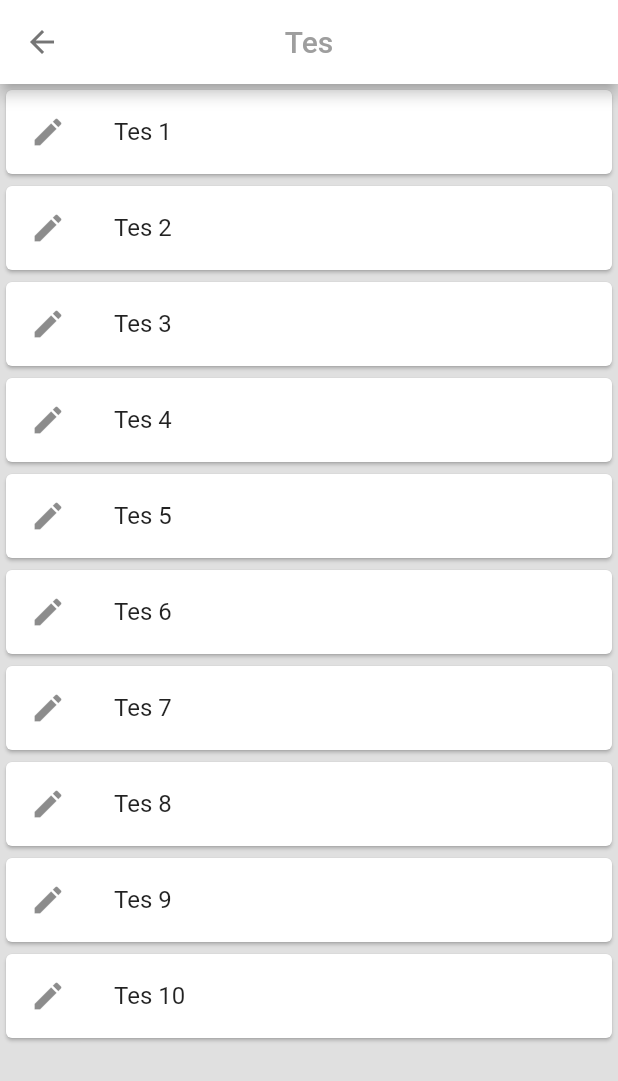
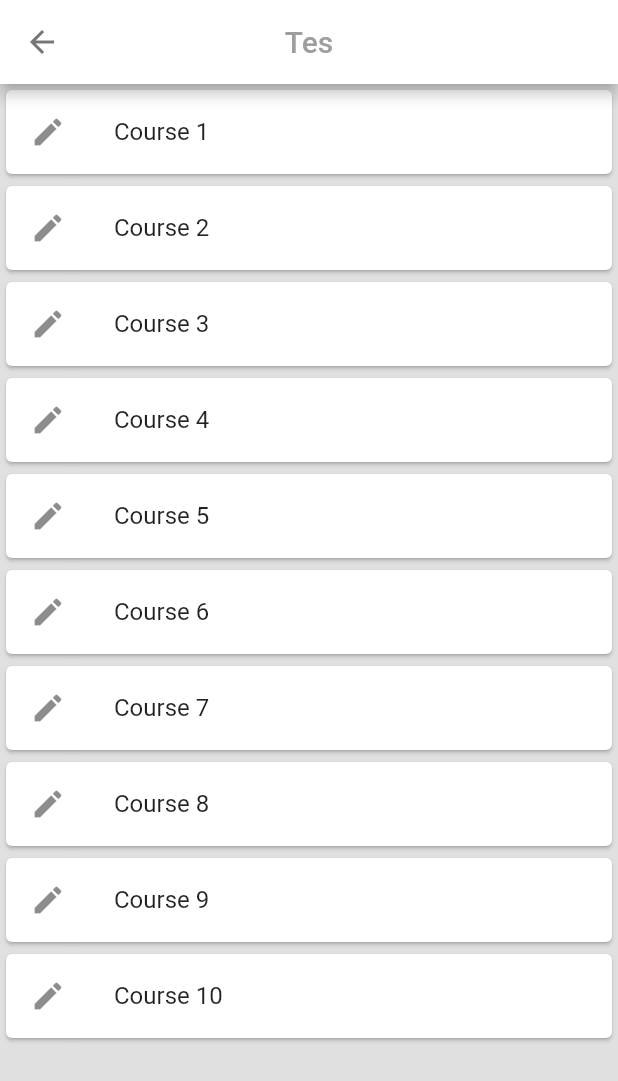
Before and after one commit to kuuhaku86/eco_quiz, a Flutter app: the screen it shows after launch, after a tap on "Tes", on a phone screen of 412 x 824 dp. Shown: the top 1081 px of the screen. Run offline on Flutter 3.47's test engine with Material 2 defaults, Android fonts, the phone set to English and light mode, and no system bars; our stand-ins replace video_player.

Commit message:
Much changes

```diff
--- a/lib/screens/home/home_page.dart
+++ b/lib/screens/home/home_page.dart
@@ -14,9 +14,9 @@ class HomePage extends StatelessWidget {
       appBar:appBar(context,"EkoQuiz",false),
       body: ListView(
         children: <Widget>[
-          menuButton(0.3, "Pembelajaran", "/menu_pembelajaran", Colors.yellow[600], Icons.desktop_windows, context),
-          menuButton(0.3, "Tes", "/daftar_tes", Colors.greenAccent[400],Icons.edit, context),
-          menuButton(0.3, "Hasil", "/hasil", Colors.red[600],Icons.content_paste, context),
+          menuButton(0.3, "Pembelajaran", "/menu_pembelajaran", Icons.desktop_windows,'assets/img/1.jpg', context),
+          menuButton(0.3, "Tes", "/daftar_tes", Icons.edit,'assets/img/2.jpg', context),
+          menuButton(0.3, "Hasil", "/hasil", Icons.content_paste,'assets/img/3.jpeg', context),
         ],
       ),
     );
--- a/lib/screens/tes/daftar_tes/daftar_tes_page.dart
+++ b/lib/screens/tes/daftar_tes/daftar_tes_page.dart
@@ -12,16 +12,16 @@ class DaftarTes extends StatefulWidget {
 
 class _DaftarTesState extends State<DaftarTes> {
     List<ListClass> list = [
-    ListClass(name: "Tes 1", route: "/tes", icon: Icons.edit, videoNum: 0),
-    ListClass(name: "Tes 2", route: "/tes", icon: Icons.edit, videoNum: 0),
-    ListClass(name: "Tes 3", route: "/tes", icon: Icons.edit, videoNum: 0),
-    ListClass(name: "Tes 4", route: "/tes", icon: Icons.edit, videoNum: 0),
-    ListClass(name: "Tes 5", route: "/tes", icon: Icons.edit, videoNum: 0),
-    ListClass(name: "Tes 6", route: "/tes", icon: Icons.edit, videoNum: 0),
-    ListClass(name: "Tes 7", route: "/tes", icon: Icons.edit, videoNum: 0),
-    ListClass(name: "Tes 8", route: "/tes", icon: Icons.edit, videoNum: 0),
-    ListClass(name: "Tes 9", route: "/tes", icon: Icons.edit, videoNum: 0),
-    ListClass(name: "Tes 10", route: "/tes", icon: Icons.edit, videoNum: 0),
+    ListClass(name: "Course 1", route: "/tes", icon: Icons.edit, videoNum: 0),
+    ListClass(name: "Course 2", route: "/tes", icon: Icons.edit, videoNum: 0),
+    ListClass(name: "Course 3", route: "/tes", icon: Icons.edit, videoNum: 0),
+    ListClass(name: "Course 4", route: "/tes", icon: Icons.edit, videoNum: 0),
+    ListClass(name: "Course 5", route: "/tes", icon: Icons.edit, videoNum: 0),
+    ListClass(name: "Course 6", route: "/tes", icon: Icons.edit, videoNum: 0),
+    ListClass(name: "Course 7", route: "/tes", icon: Icons.edit, videoNum: 0),
+    ListClass(name: "Course 8", route: "/tes", icon: Icons.edit, videoNum: 0),
+    ListClass(name: "Course 9", route: "/tes", icon: Icons.edit, videoNum: 0),
+    ListClass(name: "Course 10", route: "/tes", icon: Icons.edit, videoNum: 0),
   ];
 
   @override
--- /dev/null
+++ b/lib/util/score.dart
@@ -0,0 +1,3 @@
+List scoreHistory = [
+
+];
--- a/lib/util/tes.dart
+++ b/lib/util/tes.dart
@@ -1,4 +1,5 @@
 int numTes,score;
+String tesName;
 
 List soalJawaban = [
   [
--- a/lib/widgets/list_card.dart
+++ b/lib/widgets/list_card.dart
@@ -14,6 +14,7 @@ Widget listCard(String name, String route, IconData icon, int videoNum, BuildCon
         currentVideo = 0;
         numTes = 0;
         score = 0;
+        tesName = name;
         Navigator.pushNamed(context, route);
       },
     ),
--- a/lib/widgets/menu_button.dart
+++ b/lib/widgets/menu_button.dart
@@ -1,21 +1,34 @@
 import 'package:eco_quiz/util/size.dart';
 import 'package:flutter/material.dart';
 
-Widget menuButton(double heightPercentage, String name, String route, Color color, IconData icon, BuildContext context ) {
-  return MaterialButton(
-    onPressed: () {
-      Navigator.pushNamed(context, route);
-    },
-    color: color,
-    elevation: 12.0,
+Widget menuButton(double heightPercentage, String name, String route, IconData icon,String image, BuildContext context ) {
+  return GestureDetector(
+    child: Container(
+      height: heightPercentage*height,
+      width: width,
+      decoration: BoxDecoration(
+        image: DecorationImage(
+          image: AssetImage(image),
+          fit: BoxFit.fitWidth,
+        ),
+      ),
       child: Center(
         child: Row(
           mainAxisAlignment: MainAxisAlignment.center,
           children: <Widget>[
+            Stack(
+              children: <Widget>[
+                Icon(
+                  icon,
+                  color: Colors.black54,
+                  size: 0.2115*width,
+                ),
                 Icon(
                   icon,
                   color: Colors.white,
                   size: 0.2*width,
+                ),
+              ],
             ),
             SizedBox(
               width: 0.05*width
@@ -28,12 +41,20 @@ Widget menuButton(double heightPercentage, String name, String route, Color colo
                 color: Colors.white,
                 fontSize: 0.1*width,
                 fontWeight: FontWeight.w700,
+                shadows: [
+                  Shadow(
+                    color: Colors.black,
+                    blurRadius: 8.0,
+                  )
+                ]
               ),
             ),
           ],
         ),
       ),
-    height: heightPercentage*height,
-    minWidth: width,
+    ),
+    onTap: () {
+      Navigator.pushNamed(context, route);
+    },
   );
 }
--- a/pubspec.yaml
+++ b/pubspec.yaml
@@ -46,7 +46,9 @@ flutter:
   - assets/video/beauty_cutted_1.mp4
   - assets/video/beauty_cutted_2.mp4
   - assets/video/beauty_cutted_3.mp4
-
+  - assets/img/1.jpg
+  - assets/img/2.jpg
+  - assets/img/3.jpeg
   # An image asset can refer to one or more resolution-specific "variants", see
   # https://flutter.dev/assets-and-images/#resolution-aware.
 
```
Also changed, not shown: lib/screens/hasil/hasil_page.dart (+29 -3 lines), lib/screens/pembelajaran/video_pembelajaran/video_pembelajaran_page.dart (+12 -2 lines), lib/screens/tes/hasil_tes/hasil_tes_page.dart (+62 -5 lines), lib/widgets/list_jawaban.dart (+4 -4 lines), lib/widgets/list_score.dart (added, +13 -0 lines), assets/img/1.jpg (added), assets/img/2.jpg (added), assets/img/3.jpeg (added). Lines whose indentation alone changed are shown as unchanged.
